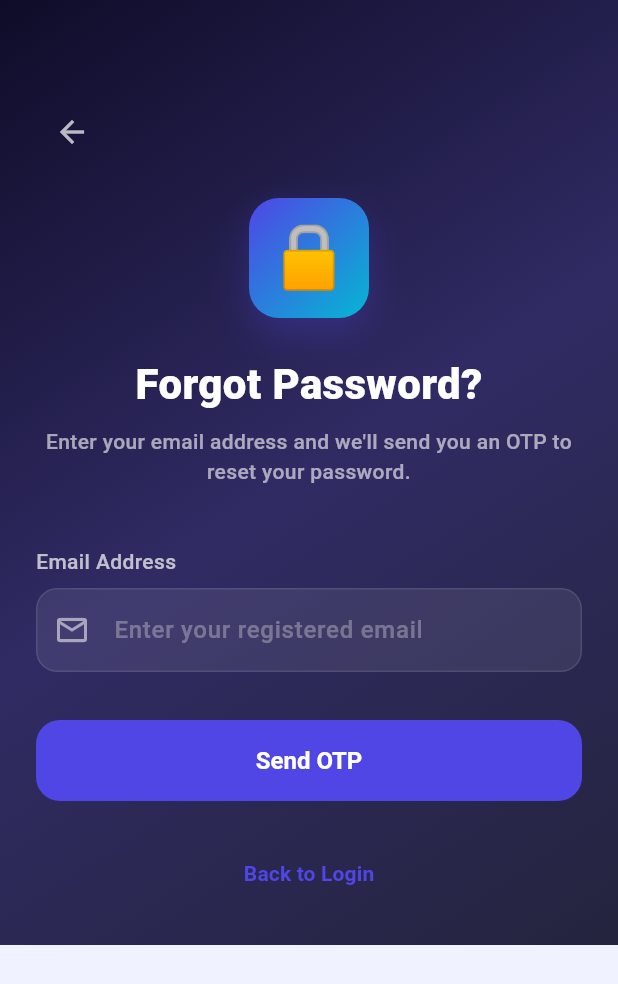
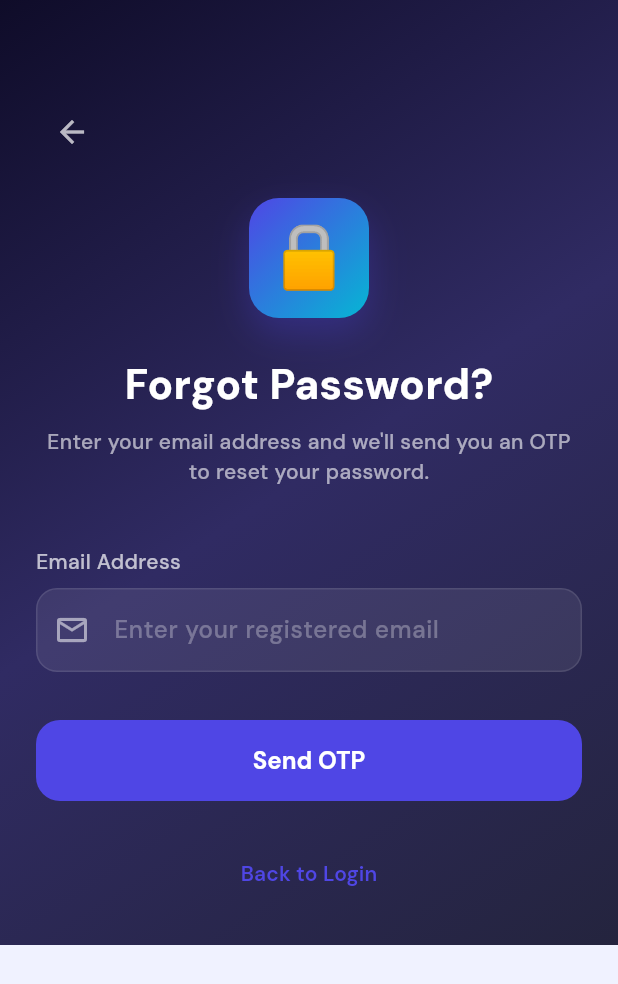
Before and after one commit to naresh-upadhyay/EduSHAMIIT, a Flutter app: the screen it shows after launch, after a tap on "Forgot Password?", on a phone screen of 412 x 824 dp. Shown: the top 984 px of the screen. Run offline on Flutter 3.47's test engine with Material 3 defaults, Android fonts, the phone set to English and light mode, and no system bars; our stand-ins replace fl_chart, flutter_local_notifications, flutter_riverpod, go_router, google_fonts, local_auth and 3 more; accounts and stored records are empty; network calls fail.

Commit message:
feat: initialize project structure with theme configurations, fonts, and feature screens

```diff
--- a/edu_shamiit_ai/lib/core/theme/student_theme.dart
+++ b/edu_shamiit_ai/lib/core/theme/student_theme.dart
@@ -1,86 +1,100 @@
 import 'package:flutter/material.dart';
+import 'package:google_fonts/google_fonts.dart';
 import 'package:edu_shamiit_ai/core/constants/student_colors.dart';
 import 'package:edu_shamiit_ai/core/constants/app_fonts.dart';
 
 ThemeData getStudentTheme() {
-  return ThemeData(
-    useMaterial3: true,
+  final baseTheme = ThemeData.light(useMaterial3: true);
+
+  return baseTheme.copyWith(
     primaryColor: StudentColors.primary,
     scaffoldBackgroundColor: StudentColors.background,
-    colorScheme: const ColorScheme.light(
+    colorScheme: ColorScheme.fromSeed(
+      seedColor: StudentColors.primary,
       primary: StudentColors.primary,
       secondary: StudentColors.accent,
       surface: StudentColors.surface,
       error: StudentColors.error,
     ),
 
-    // Text Theme
-    textTheme: const TextTheme(
-      displayLarge: TextStyle(
-        fontFamily: AppFonts.heading,
+    // Text Theme - Use Google Fonts to load Outfit and DM Sans
+    textTheme: GoogleFonts.dmSansTextTheme(baseTheme.textTheme).copyWith(
+      displayLarge: GoogleFonts.outfit(
+        textStyle: baseTheme.textTheme.displayLarge?.copyWith(
           fontSize: 32,
           fontWeight: FontWeight.w800,
           color: StudentColors.text,
         ),
-      displayMedium: TextStyle(
-        fontFamily: AppFonts.heading,
+      ),
+      displayMedium: GoogleFonts.outfit(
+        textStyle: baseTheme.textTheme.displayMedium?.copyWith(
           fontSize: 28,
           fontWeight: FontWeight.w700,
           color: StudentColors.text,
         ),
-      headlineLarge: TextStyle(
-        fontFamily: AppFonts.heading,
+      ),
+      headlineLarge: GoogleFonts.outfit(
+        textStyle: baseTheme.textTheme.headlineLarge?.copyWith(
           fontSize: 24,
           fontWeight: FontWeight.w800,
           color: StudentColors.text,
         ),
-      headlineMedium: TextStyle(
-        fontFamily: AppFonts.heading,
+      ),
+      headlineMedium: GoogleFonts.outfit(
+        textStyle: baseTheme.textTheme.headlineMedium?.copyWith(
           fontSize: 20,
           fontWeight: FontWeight.w700,
           color: StudentColors.text,
         ),
-      headlineSmall: TextStyle(
-        fontFamily: AppFonts.heading,
+      ),
+      headlineSmall: GoogleFonts.outfit(
+        textStyle: baseTheme.textTheme.headlineSmall?.copyWith(
           fontSize: 18,
           fontWeight: FontWeight.w600,
           color: StudentColors.text,
         ),
-      titleLarge: TextStyle(
-        fontFamily: AppFonts.heading,
+      ),
+      titleLarge: GoogleFonts.outfit(
+        textStyle: baseTheme.textTheme.titleLarge?.copyWith(
           fontSize: 16,
           fontWeight: FontWeight.w700,
           color: StudentColors.text,
         ),
-      titleMedium: TextStyle(
-        fontFamily: AppFonts.body,
+      ),
+      titleMedium: GoogleFonts.dmSans(
+        textStyle: baseTheme.textTheme.titleMedium?.copyWith(
           fontSize: 16,
           fontWeight: FontWeight.w600,
           color: StudentColors.text,
         ),
-      bodyLarge: TextStyle(
-        fontFamily: AppFonts.body,
+      ),
+      bodyLarge: GoogleFonts.dmSans(
+        textStyle: baseTheme.textTheme.bodyLarge?.copyWith(
           fontSize: 16,
           fontWeight: FontWeight.w500,
           color: StudentColors.text,
         ),
-      bodyMedium: TextStyle(
-        fontFamily: AppFonts.body,
+      ),
+      bodyMedium: GoogleFonts.dmSans(
+        textStyle: baseTheme.textTheme.bodyMedium?.copyWith(
           fontSize: 14,
           fontWeight: FontWeight.w500,
           color: StudentColors.text2,
         ),
-      bodySmall: TextStyle(
-        fontFamily: AppFonts.body,
+      ),
+      bodySmall: GoogleFonts.dmSans(
+        textStyle: baseTheme.textTheme.bodySmall?.copyWith(
           fontSize: 12,
           fontWeight: FontWeight.w500,
           color: StudentColors.text3,
         ),
-      labelLarge: TextStyle(
-        fontFamily: AppFonts.body,
+      ),
+      labelLarge: GoogleFonts.dmSans(
+        textStyle: baseTheme.textTheme.labelLarge?.copyWith(
           fontSize: 14,
           fontWeight: FontWeight.w600,
           color: Colors.white,
+        ),
       ),
     ),
 
@@ -112,8 +126,7 @@ ThemeData getStudentTheme() {
         shape: RoundedRectangleBorder(
           borderRadius: BorderRadius.circular(12),
         ),
-        textStyle: const TextStyle(
-          fontFamily: AppFonts.body,
+        textStyle: GoogleFonts.dmSans(
           fontSize: 15,
           fontWeight: FontWeight.w600,
         ),
```
Also changed, not shown: edu_shamiit_ai/lib/core/constants/app_fonts.dart (+22 -4 lines), edu_shamiit_ai/lib/core/theme/teacher_theme.dart (+42 -29 lines), edu_shamiit_ai/lib/features/student/timetable/screens/student_timetable.dart (+9 -2 lines), edu_shamiit_ai/lib/features/teacher/profile/screens/teacher_profile.dart (+10 -4 lines), edu_shamiit_ai/pubspec.yaml (+5 -8 lines), edu_shamiit_ai/pubspec.lock, 1 other file. Lines whose indentation alone changed are shown as unchanged.
